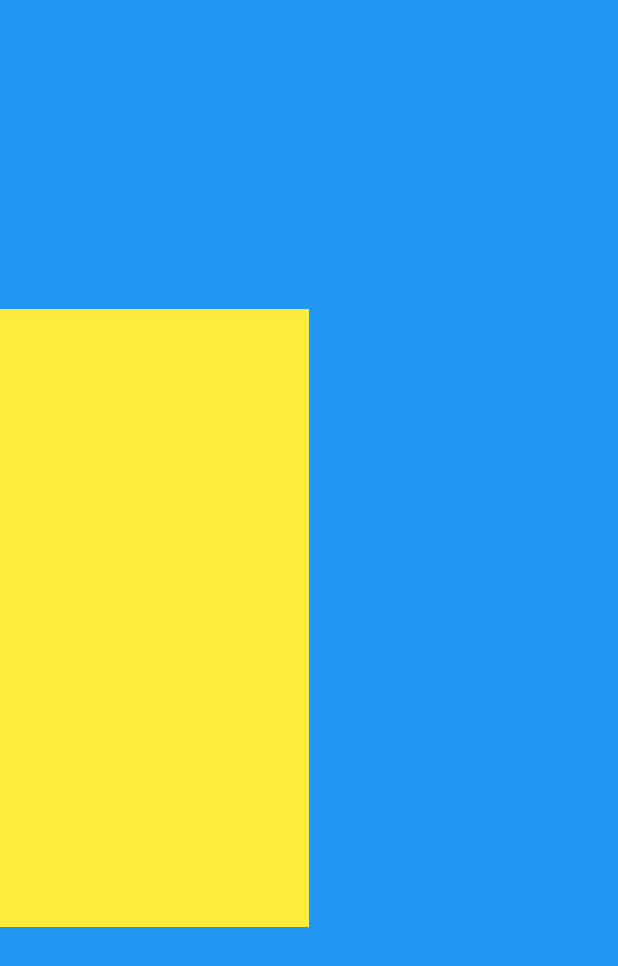
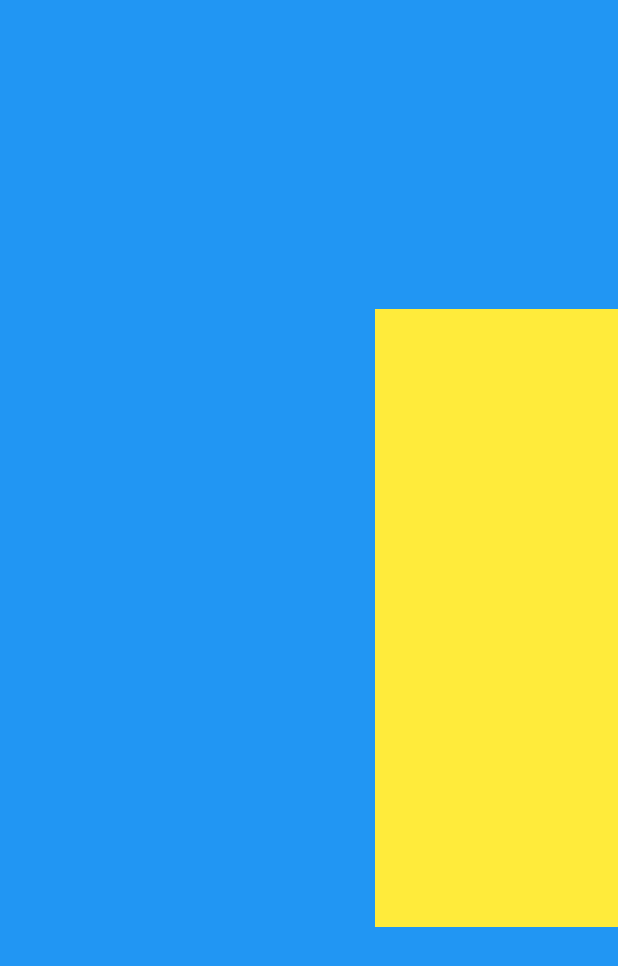
Before and after one commit to Tosin8/complex_ui_challenge, a Flutter app: the screen it shows after launch, on a phone screen of 412 x 824 dp. Shown: the top 966 px of the screen. Run offline on Flutter 3.47's test engine with Material 2 defaults, Android fonts, the light colour scheme and no system bars.

Commit message:
Updating code with Matrix 4, translate and scale

```diff
--- a/lib/marcin_slazek/complex_1.dart
+++ b/lib/marcin_slazek/complex_1.dart
@@ -8,17 +8,21 @@
 }
 
 class _CustomDrawerState extends State<CustomDrawer> {
+  final double maxSlide = 250.0;
   @override
   Widget build(BuildContext context) {
     var myDrawer = Container(color: Colors.blue);
     var myContent = Container(color: Colors.yellow);
     return Stack(children: [
       myDrawer,
+
       // Transform.scale(scale: 0.5, child: myContent), -used the primary,basic transform scale.
 
       // Using Matrix transform for explict.
       Transform(
-        transform: Matrix4.identity()..scale(0.5),
+        transform: Matrix4.identity()
+          ..translate(maxSlide)
+          ..scale(0.5),
         alignment: Alignment.centerLeft,
         child: myContent,
       ),
```
Also changed, not shown: pubspec.yaml (+3 -48 lines).
